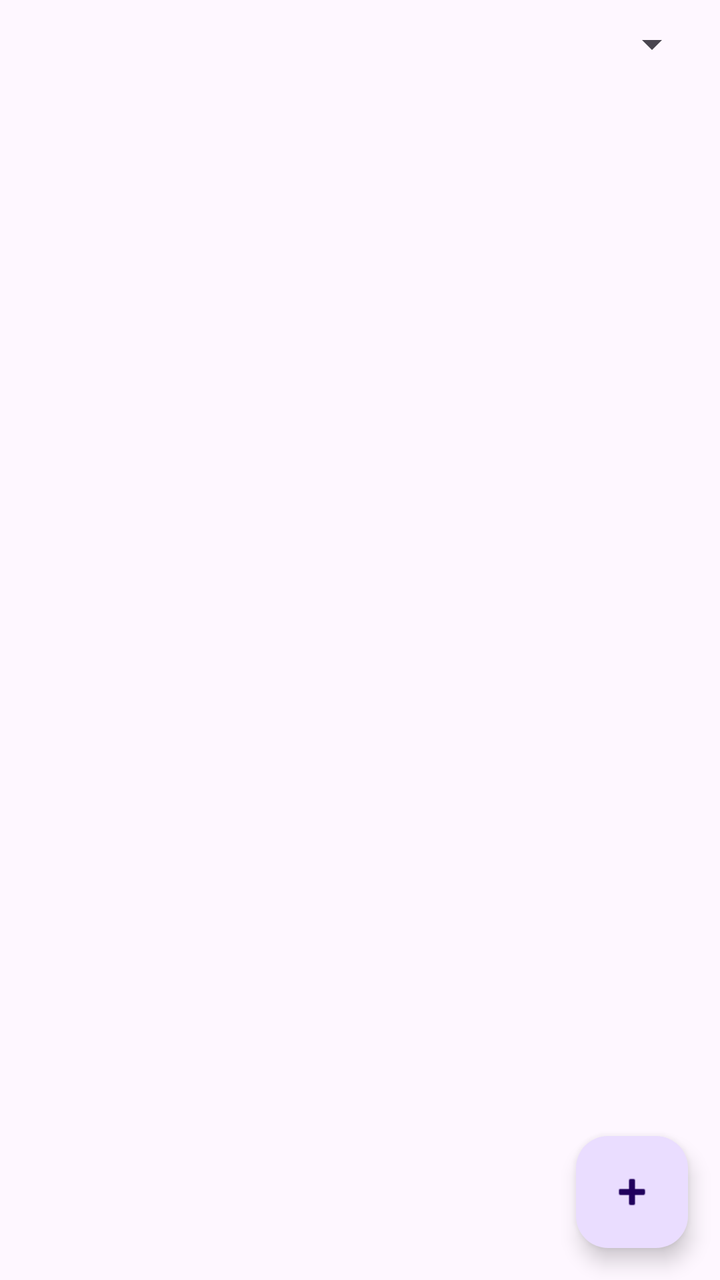
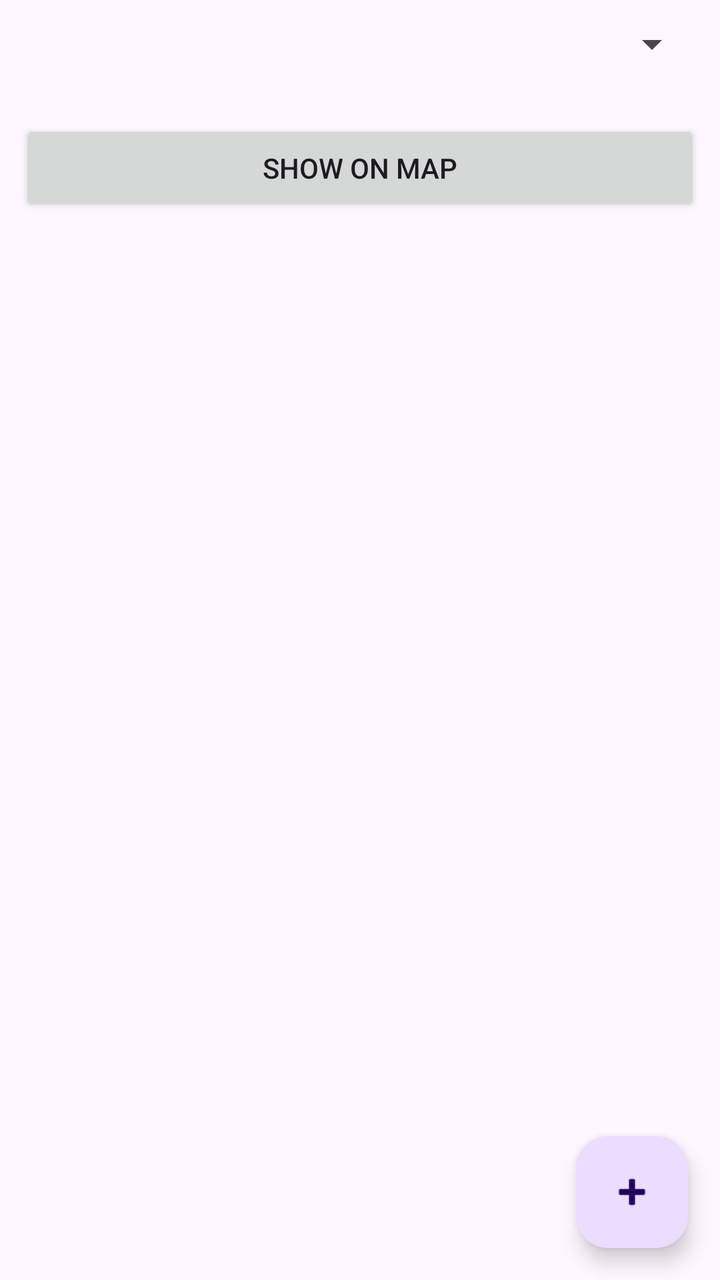

Screens rendered from an Android XML layout before and after an edit, with the pre-edit source and the edit as a unified diff.
<!-- AndroidManifest.xml: application theme Theme.LostAndFoundApp -->
<!-- res/layout/activity_main.xml -->
<?xml version="1.0" encoding="utf-8"?>
<androidx.coordinatorlayout.widget.CoordinatorLayout
    android:id="@+id/main"
    xmlns:android="http://schemas.android.com/apk/res/android"
    xmlns:app="http://schemas.android.com/apk/res-auto"
    xmlns:tools="http://schemas.android.com/tools"
    android:layout_width="match_parent"
    android:layout_height="match_parent"
    tools:context=".MainActivity">

    <Spinner
        android:id="@+id/spinnerFilter"
        android:layout_width="match_parent"
        android:layout_height="wrap_content"
        android:layout_margin="10dp" />

    <androidx.recyclerview.widget.RecyclerView
        android:id="@+id/recyclerViewItems"
        android:layout_marginTop="60dp"
        android:layout_width="match_parent"
        android:layout_height="match_parent" />

    <com.google.android.material.floatingactionbutton.FloatingActionButton
        android:id="@+id/fabAdd"
        android:layout_width="wrap_content"
        android:layout_height="wrap_content"
        android:layout_margin="16dp"
        android:contentDescription="Add Item"
        app:layout_anchorGravity="bottom|end"
        android:layout_gravity="bottom|end"
        app:srcCompat="@android:drawable/ic_input_add"/>

</androidx.coordinatorlayout.widget.CoordinatorLayout>
<!-- resources referenced by this layout -->
<resources>
  <style name="Theme.LostAndFoundApp" parent="Base.Theme.LostAndFoundApp" />
  <style name="Base.Theme.LostAndFoundApp" parent="Theme.Material3.DayNight.NoActionBar">
          
          
      </style>
</resources>

<!-- the commit's change to res/layout/activity_main.xml (unified diff, before → after) -->
@@ -14,9 +14,19 @@
         android:layout_height="wrap_content"
         android:layout_margin="10dp" />
 
+    <Button
+        android:id="@+id/buttonShowOnMap"
+        android:layout_width="match_parent"
+        android:layout_height="wrap_content"
+        android:layout_marginTop="60dp"
+        android:layout_marginStart="10dp"
+        android:layout_marginEnd="10dp"
+        android:text="SHOW ON MAP" />
+
+
     <androidx.recyclerview.widget.RecyclerView
         android:id="@+id/recyclerViewItems"
-        android:layout_marginTop="60dp"
+        android:layout_marginTop="120dp"
         android:layout_width="match_parent"
         android:layout_height="match_parent" />
 
